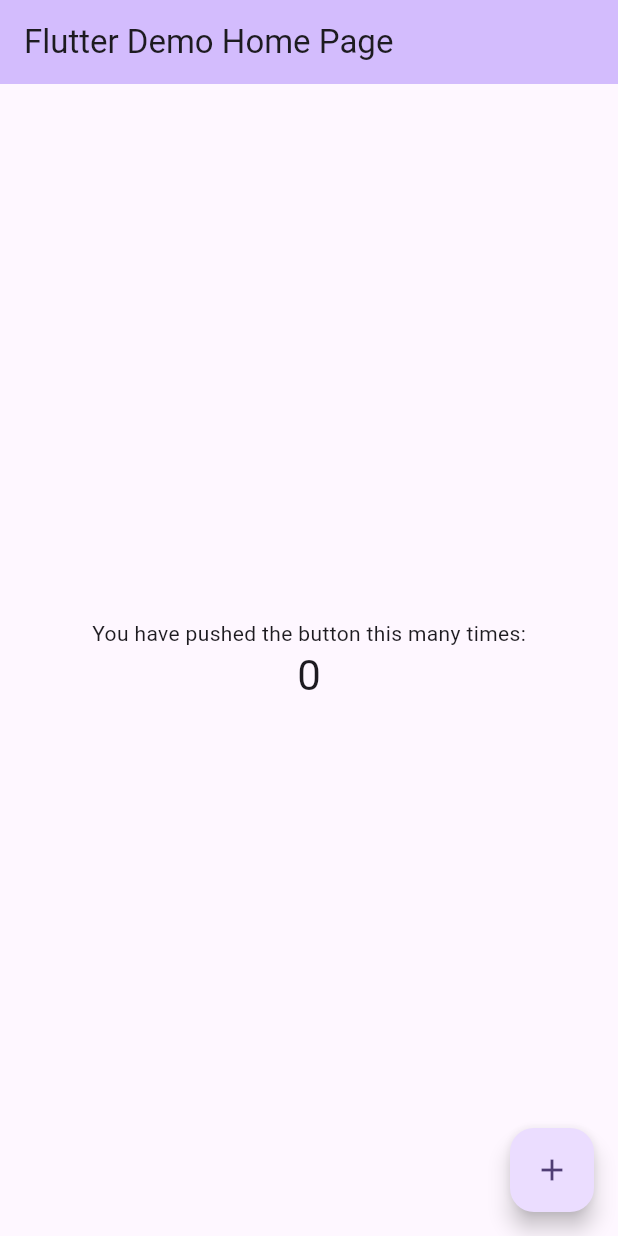
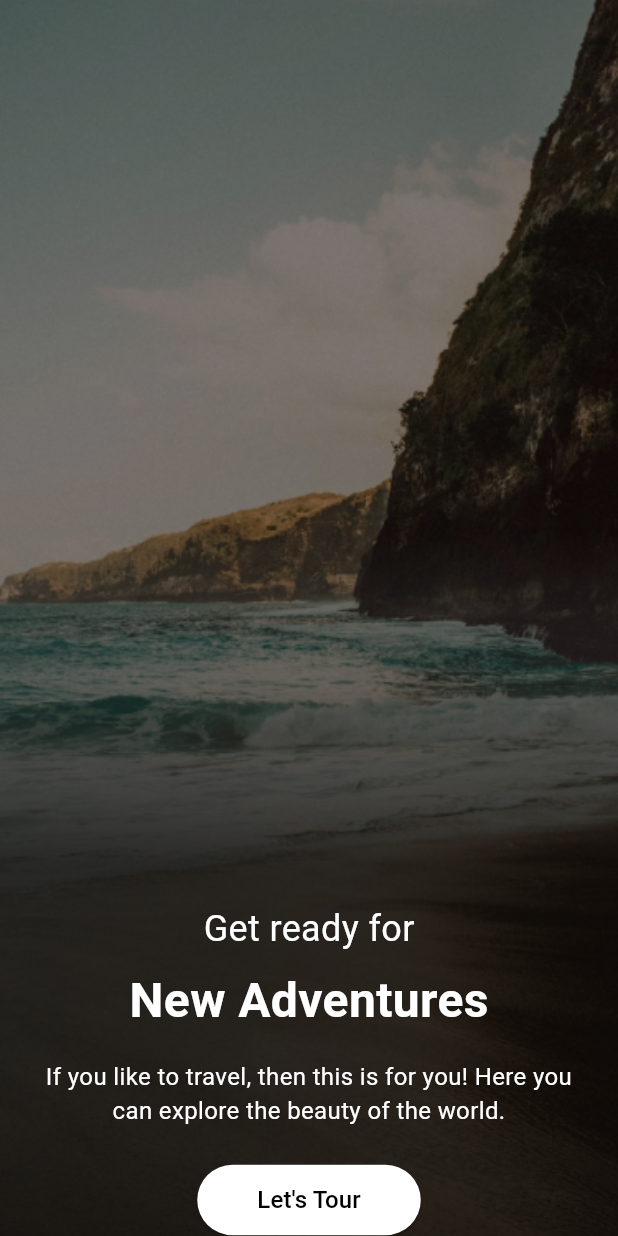
Before and after one commit to DunjaNesic/s2s_travel_workshop, a Flutter app: the screen it shows after launch, on a phone screen of 412 x 824 dp. Run offline on Flutter 3.47's test engine with Material 3 defaults, Android fonts, the phone set to English and light mode, and no system bars; our stand-ins replace go_router.

Commit message:
Intro screen

```diff
--- a/lib/main.dart
+++ b/lib/main.dart
@@ -1,4 +1,8 @@
 import 'package:flutter/material.dart';
+import 'package:go_router/go_router.dart';
+import 'package:s2s_travel_workshop/screens/details_screen.dart';
+import 'package:s2s_travel_workshop/screens/home_screen.dart';
+import 'package:s2s_travel_workshop/screens/intro_screen.dart';
 
 void main() {
   runApp(const MyApp());
@@ -7,119 +11,41 @@
 class MyApp extends StatelessWidget {
   const MyApp({super.key});
 
-  // This widget is the root of your application.
   @override
   Widget build(BuildContext context) {
-    return MaterialApp(
-      title: 'Flutter Demo',
-      theme: ThemeData(
-        // This is the theme of your application.
-        //
-        // TRY THIS: Try running your application with "flutter run". You'll see
-        // the application has a purple toolbar. Then, without quitting the app,
-        // try changing the seedColor in the colorScheme below to Colors.green
-        // and then invoke "hot reload" (save your changes or press the "hot
-        // reload" button in a Flutter-supported IDE, or press "r" if you used
-        // the command line to start the app).
-        //
-        // Notice that the counter didn't reset back to zero; the application
-        // state is not lost during the reload. To reset the state, use hot
-        // restart instead.
-        //
-        // This works for code too, not just values: Most code changes can be
-        // tested with just a hot reload.
-        colorScheme: ColorScheme.fromSeed(seedColor: Colors.deepPurple),
-        useMaterial3: true,
-      ),
-      home: const MyHomePage(title: 'Flutter Demo Home Page'),
+
+    //using Navigator and named routes
+    // return MaterialApp(
+    //   initialRoute: '/',
+    // routes: {
+    //   '/': (context) => const Intro(),
+    //   '/home': (context) => const Home(),
+    //   '/details': (context) => const Details(),
+    // },
+    // );
+
+//using GoRouter
+final GoRouter router = GoRouter(
+      initialLocation: '/',
+      routes: [
+        GoRoute(
+          path: '/',
+          builder: (context, state) => const Intro(),
+        ),
+        GoRoute(
+          path: '/home',
+          builder: (context, state) => const Home(),
+        ),
+        GoRoute(
+          path: '/details',
+          builder: (context, state) => const Details(),
+        ),
+      ],
+    );
+
+    return MaterialApp.router(
+      routerConfig: router,
+      debugShowCheckedModeBanner: false,
     );
   }
 }
-
-class MyHomePage extends StatefulWidget {
-  const MyHomePage({super.key, required this.title});
-
-  // This widget is the home page of your application. It is stateful, meaning
-  // that it has a State object (defined below) that contains fields that affect
-  // how it looks.
-
-  // This class is the configuration for the state. It holds the values (in this
-  // case the title) provided by the parent (in this case the App widget) and
-  // used by the build method of the State. Fields in a Widget subclass are
-  // always marked "final".
-
-  final String title;
-
-  @override
-  State<MyHomePage> createState() => _MyHomePageState();
-}
-
-class _MyHomePageState extends State<MyHomePage> {
-  int _counter = 0;
-
-  void _incrementCounter() {
-    setState(() {
-      // This call to setState tells the Flutter framework that something has
-      // changed in this State, which causes it to rerun the build method below
-      // so that the display can reflect the updated values. If we changed
-      // _counter without calling setState(), then the build method would not be
-      // called again, and so nothing would appear to happen.
-      _counter++;
-    });
-  }
-
-  @override
-  Widget build(BuildContext context) {
-    // This method is rerun every time setState is called, for instance as done
-    // by the _incrementCounter method above.
-    //
-    // The Flutter framework has been optimized to make rerunning build methods
-    // fast, so that you can just rebuild anything that needs updating rather
-    // than having to individually change instances of widgets.
-    return Scaffold(
-      appBar: AppBar(
-        // TRY THIS: Try changing the color here to a specific color (to
-        // Colors.amber, perhaps?) and trigger a hot reload to see the AppBar
-        // change color while the other colors stay the same.
-        backgroundColor: Theme.of(context).colorScheme.inversePrimary,
-        // Here we take the value from the MyHomePage object that was created by
-        // the App.build method, and use it to set our appbar title.
-        title: Text(widget.title),
-      ),
-      body: Center(
-        // Center is a layout widget. It takes a single child and positions it
-        // in the middle of the parent.
-        child: Column(
-          // Column is also a layout widget. It takes a list of children and
-          // arranges them vertically. By default, it sizes itself to fit its
-          // children horizontally, and tries to be as tall as its parent.
-          //
-          // Column has various properties to control how it sizes itself and
-          // how it positions its children. Here we use mainAxisAlignment to
-          // center the children vertically; the main axis here is the vertical
-          // axis because Columns are vertical (the cross axis would be
-          // horizontal).
-          //
-          // TRY THIS: Invoke "debug painting" (choose the "Toggle Debug Paint"
-          // action in the IDE, or press "p" in the console), to see the
-          // wireframe for each widget.
-          mainAxisAlignment: MainAxisAlignment.center,
-          children: <Widget>[
-            const Text(
-              'You have pushed the button this many times:',
-            ),
-            Text(
-              '$_counter',
-              style: Theme.of(context).textTheme.headlineMedium,
-            ),
-          ],
-        ),
-      ),
-      floatingActionButton: FloatingActionButton(
-        onPressed: _incrementCounter,
-        tooltip: 'Increment',
-        child: const Icon(Icons.add),
-      ), // This trailing comma makes auto-formatting nicer for build methods.
-    );
-  }
-}
--- /dev/null
+++ b/lib/screens/details_screen.dart
@@ -0,0 +1,10 @@
+import 'package:flutter/material.dart';
+
+class Details extends StatelessWidget {
+  const Details({super.key});
+
+  @override
+  Widget build(BuildContext context) {
+    return const Text('details');
+  }
+}
--- /dev/null
+++ b/lib/screens/home_screen.dart
@@ -0,0 +1,10 @@
+import 'package:flutter/material.dart';
+
+class Home extends StatelessWidget {
+  const Home({super.key});
+
+  @override
+  Widget build(BuildContext context) {
+    return const Text('home');
+  }
+}
--- /dev/null
+++ b/lib/screens/intro_screen.dart
@@ -0,0 +1,86 @@
+import 'package:flutter/material.dart';
+import 'package:go_router/go_router.dart';
+
+class Intro extends StatelessWidget {
+  const Intro({super.key});
+
+  @override
+  Widget build(BuildContext context) {
+    return Scaffold(
+      body: Stack(
+        children: [
+          Container(
+            decoration: const BoxDecoration(
+              image: DecorationImage(
+                image: AssetImage('assets/images/background.jpeg'),
+                fit: BoxFit.cover,
+              ),
+            ),
+          ),
+          Container(
+            color: Colors.black.withOpacity(0.5),
+          ),
+          Center(
+            child: Column(
+              mainAxisAlignment: MainAxisAlignment.end,
+              crossAxisAlignment: CrossAxisAlignment.center,
+              children: [
+                const Text(
+                  'Get ready for',
+                  style: TextStyle(
+                    color: Colors.white,
+                    //nisam bas sig da je dobro ovako zakucati font, istrazi to malo
+                    fontSize: 24,
+                  ),
+                ),
+                const SizedBox(height: 8),
+                const Text(
+                  'New Adventures',
+                  style: TextStyle(
+                    color: Colors.white,
+                    fontSize: 32,
+                    fontWeight: FontWeight.bold,
+                  ),
+                ),
+                const SizedBox(height: 16),
+                const Padding(
+                  padding: EdgeInsets.symmetric(horizontal: 20),
+                  child: Text(
+                    'If you like to travel, then this is for you! Here you can explore the beauty of the world.',
+                    textAlign: TextAlign.center,
+                    style: TextStyle(
+                      color: Colors.white,
+                      fontSize: 16,
+                    ),
+                  ),
+                ),
+                const SizedBox(height: 24),
+                //umesto ovog dugmeta bismo mogle da napravimo custom widget dugme
+                //koje ce da prima args text_color i background_color
+                ElevatedButton(
+                  onPressed: () {
+                    context.go('/home');
+                  },
+                  style: ElevatedButton.styleFrom(
+                    shape: RoundedRectangleBorder(
+                      borderRadius: BorderRadius.circular(30),
+                    ),
+                    padding: const EdgeInsets.symmetric(horizontal: 40, vertical: 12),
+                    backgroundColor: Colors.white,
+                  ),
+                  child: const Text(
+                    "Let's Tour",
+                    style: TextStyle(
+                      color: Colors.black,
+                      fontSize: 16,
+                    ),
+                  ),
+                ),
+              ],
+            ),
+          ),
+        ],
+      ),
+    );
+  }
+}
```
Also changed, not shown: pubspec.yaml (+12 -4 lines), assets/fonts/Lexend-Bold.ttf (added), assets/fonts/Lexend-Regular.ttf (added), assets/fonts/Lexend-Thin.ttf (added), assets/images/background.jpeg (added), pubspec.lock.
